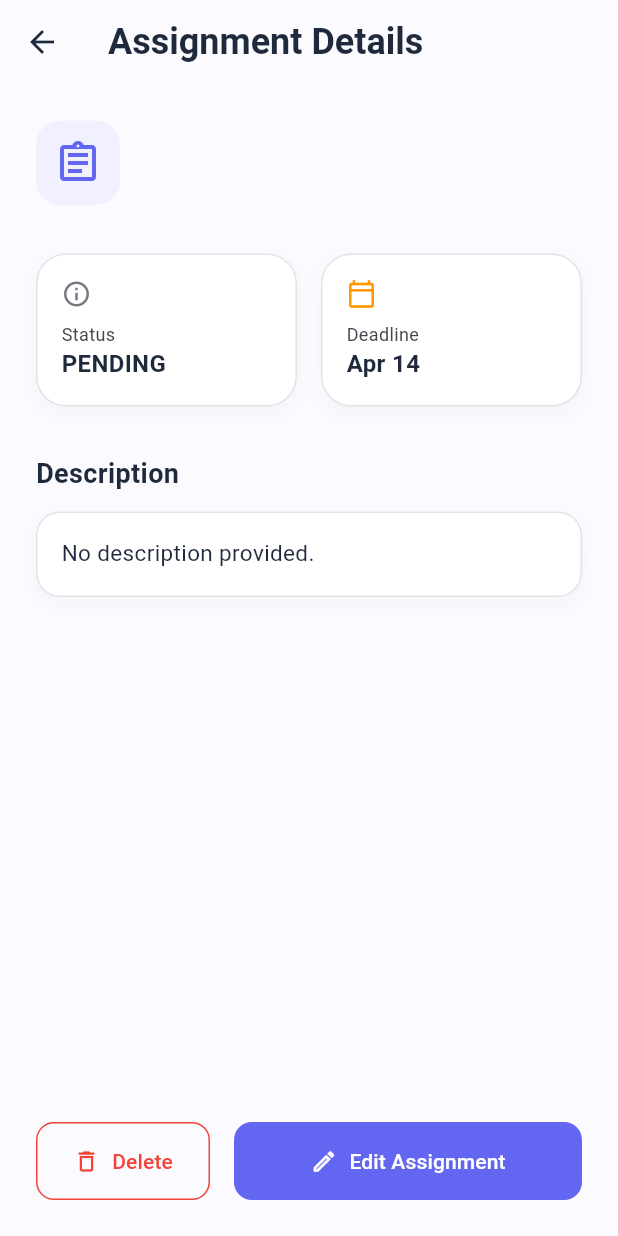
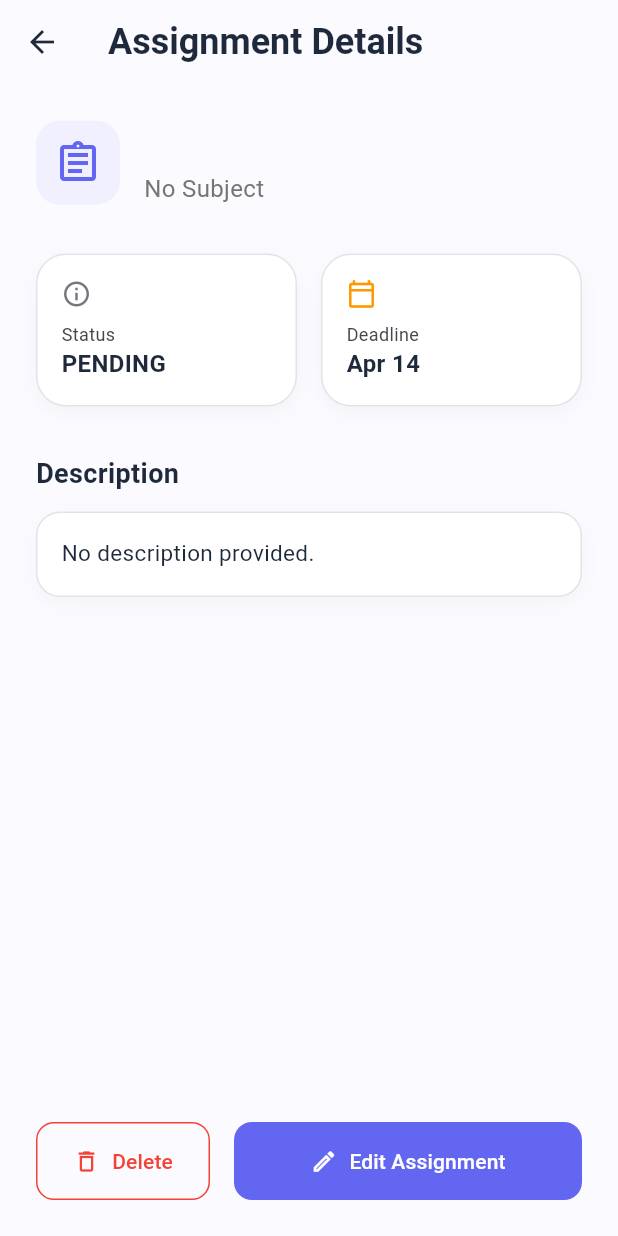
Before and after one commit to Waseel-git-hub/assignmate, a Flutter app: the AssignmentInfoScreen screen opened directly with empty values, on a phone screen of 412 x 824 dp. Run offline on Flutter 3.47's test engine with Material 3 defaults, Android fonts, the phone set to English and light mode, and no system bars; our stand-ins replace hive, hive_flutter; accounts and stored records are empty.

Commit message:
Now Assignement use Subject Id instead of name

```diff
--- a/lib/models/assignment.dart
+++ b/lib/models/assignment.dart
@@ -12,7 +12,7 @@ class Assignment extends HiveObject {
   String title;
 
   @HiveField(2)
-  String subject;
+  dynamic subjectId;
 
   @HiveField(3)
   String description;
@@ -29,7 +29,7 @@ class Assignment extends HiveObject {
   Assignment({
     required this.id,
     required this.title,
-    required this.subject,
+    required this.subjectId,
     this.description = "",
     required this.deadline,
     this.status = 'PENDING',
--- a/lib/screens/assignment_info_screen.dart
+++ b/lib/screens/assignment_info_screen.dart
@@ -3,6 +3,8 @@ import 'package:intl/intl.dart';
 import '../models/assignment.dart';
 import '../widgets/status_helper.dart';
 import 'add_assignment_screen.dart';
+import 'package:assignmate/models/subject.dart';
+import 'package:hive_flutter/hive_flutter.dart';
 
 class AssignmentInfoScreen extends StatelessWidget {
   final Assignment assignment;
@@ -40,6 +42,8 @@ class AssignmentInfoScreen extends StatelessWidget {
   Widget build(BuildContext context) {
     final isDark = Theme.of(context).brightness == Brightness.dark;
     final primaryColor = Theme.of(context).colorScheme.primary;
+    final subject = Hive.box<Subject>('subjectsBox').get(assignment.subjectId);
+    final String displaySubject = subject?.name ?? "No Subject";
 
     return Scaffold(
         appBar: AppBar(
@@ -82,7 +86,7 @@ class AssignmentInfoScreen extends StatelessWidget {
                           ),
                         ),
                         Text(
-                          assignment.subject,
+                          displaySubject,
                           style:
                               TextStyle(fontSize: 16, color: Colors.grey[600]),
                         ),
--- a/lib/screens/subject_info_screen.dart
+++ b/lib/screens/subject_info_screen.dart
@@ -85,8 +85,9 @@ class SubjectInfoScreen extends StatelessWidget {
                   Hive.box<Assignment>('assignmentsBox').listenable(),
               builder: (context, Box<Assignment> box, _) {
                 // Filter assignments by the current subject's name
-                final filteredList =
-                    box.values.where((a) => a.subject == subject.name).toList();
+                final filteredList = box.values
+                    .where((a) => a.subjectId == subject.key)
+                    .toList();
 
                 if (filteredList.isEmpty) {
                   return Center(
--- a/lib/services/database_service.dart
+++ b/lib/services/database_service.dart
@@ -17,7 +17,7 @@ class DatabaseService {
 
   List<Assignment> getAssignments({
     String completionStatus = 'All', // e.g. 'PENDING', 'COMPLETED'
-    String subject = 'All', // e.g. 'Math', 'Science'
+    dynamic subjectId = 'All', // e.g. 'Math', 'Science'
   }) {
     final box = Hive.box<Assignment>(_boxName);
     // 1. Start with the full list
@@ -26,7 +26,8 @@ class DatabaseService {
     List<Assignment> filteredList = assignments.where((task) {
       bool matchesStatus =
           (completionStatus == "All") || (task.status == completionStatus);
-      bool matchesSubject = (subject == "All") || (task.subject == subject);
+      bool matchesSubject =
+          (subjectId == "All") || (task.subjectId == subjectId);
       return matchesStatus && matchesSubject;
     }).toList();
     filteredList.sort((a, b) => a.deadline.compareTo(b.deadline));
--- a/lib/widgets/assignment_card.dart
+++ b/lib/widgets/assignment_card.dart
@@ -2,7 +2,9 @@ import 'package:assignmate/screens/add_assignment_screen.dart';
 import 'package:flutter/material.dart';
 import 'package:intl/intl.dart';
 import '../models/assignment.dart';
+import 'package:assignmate/models/subject.dart';
 import '../widgets/status_helper.dart';
+import 'package:hive_flutter/hive_flutter.dart';
 
 class AssignmentCard extends StatelessWidget {
   final Assignment assignment;
@@ -61,6 +63,15 @@ class AssignmentCard extends StatelessWidget {
       assignment.deadline,
       assignment.status,
     );
+    final subjectBox = Hive.box<Subject>('subjectsBox');
+    final subject = subjectBox.get(assignment.subjectId);
+
+    // 2. Get the name (with a fallback if the subject was deleted)
+    final String subjectName = subject?.name ?? "Unknown Subject";
+    final Color subjectColor =
+        subject != null ? Color(subject.colorValue) : theme.colorScheme.primary;
+    final int subjectIcon = subject?.iconCodePoint ?? Icons.book.codePoint;
+
     return AnimatedContainer(
       duration: const Duration(milliseconds: 200),
       margin: const EdgeInsets.symmetric(horizontal: 16, vertical: 8),
@@ -125,9 +136,9 @@ class AssignmentCard extends StatelessWidget {
                             child: Icon(
                               isSelected
                                   ? Icons.check_circle
-                                  : Icons.assignment_outlined,
-                              color: theme
-                                  .colorScheme.primary, // Use theme primary
+                                  : IconData(subjectIcon,
+                                      fontFamily: 'MaterialIcons'),
+                              color: subjectColor,
                               size: 24,
                             ),
                           ),
@@ -147,7 +158,7 @@ class AssignmentCard extends StatelessWidget {
                                   ),
                                 ),
                                 Text(
-                                  assignment.subject,
+                                  subjectName,
                                   style: const TextStyle(
                                     color: Colors.grey,
                                     fontSize: 13,
```
Also changed, not shown: lib/screens/add_assignment_screen.dart (+24 -14 lines), lib/models/assignment.g.dart.
